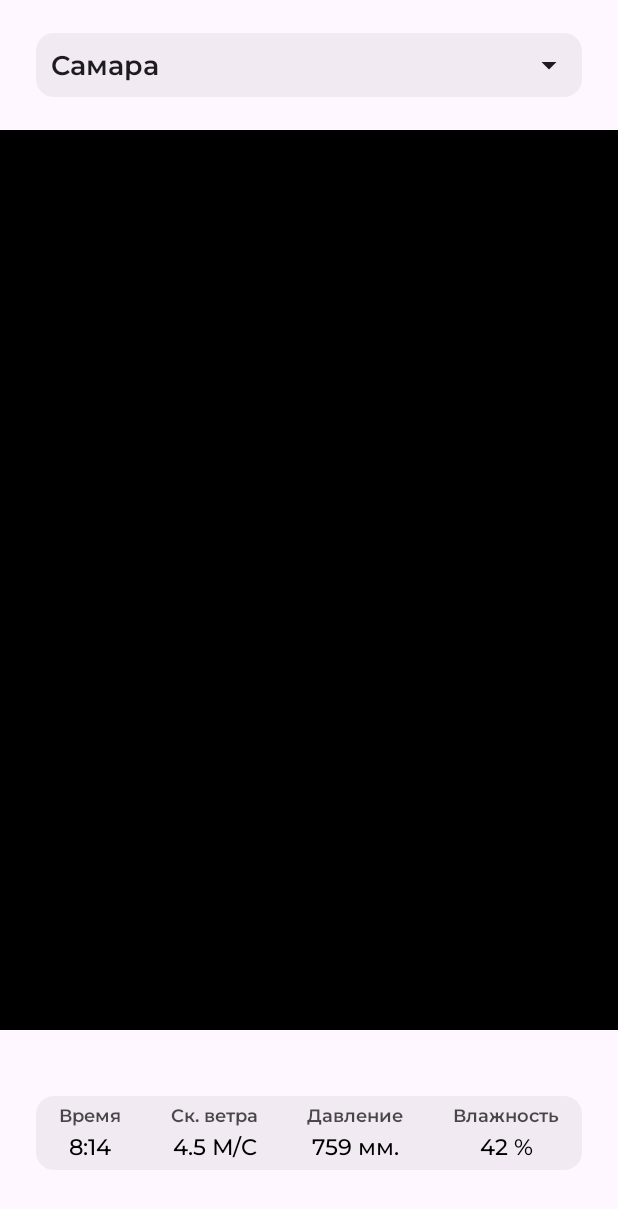
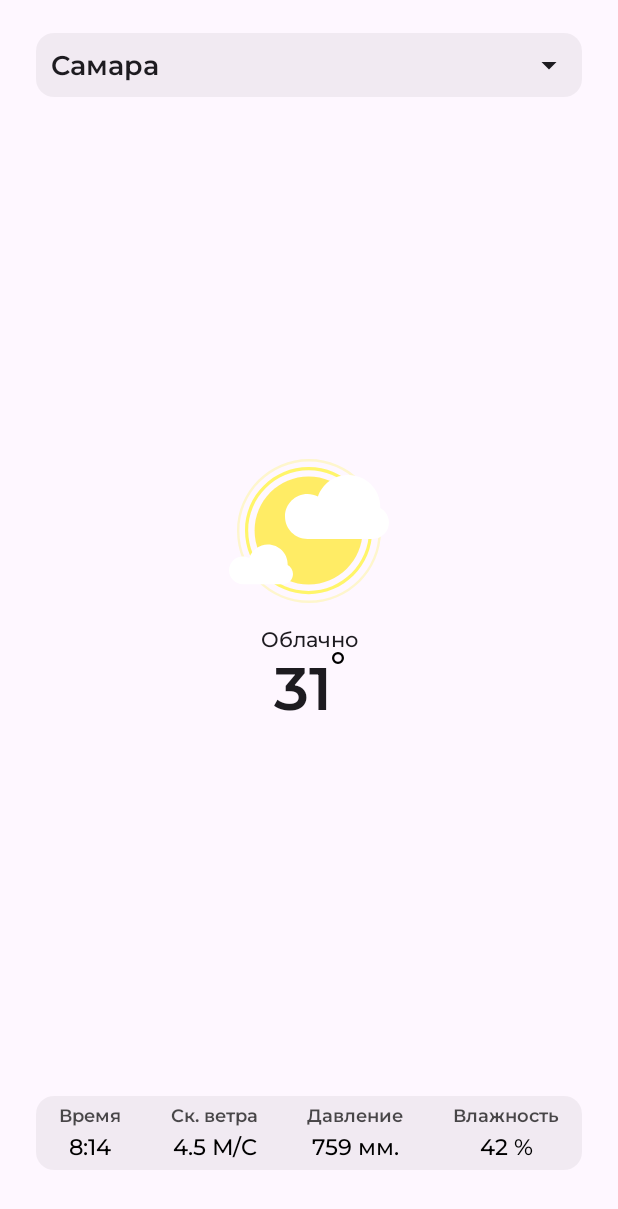
Before and after one commit to Kirill-wq333/Kart, an Android app built with Jetpack Compose: the screen it shows after launch (MainActivity), on a phone screen of 412 x 824 dp. Shown: the top 1209 px of the screen. Run offline under Robolectric (Android 15) with nearby library versions, the phone set to English and light mode, and no system bars.

Commit message:
Доделал

```diff
--- a/app/src/main/java/com/example/fair2/MainActivity.kt
+++ b/app/src/main/java/com/example/fair2/MainActivity.kt
@@ -5,6 +5,7 @@ import android.os.Bundle
 import android.os.DeadObjectException
 import androidx.activity.ComponentActivity
 import androidx.activity.compose.setContent
+import androidx.compose.foundation.Image
 import androidx.compose.foundation.background
 import androidx.compose.foundation.layout.*
 import androidx.compose.foundation.shape.RoundedCornerShape
@@ -14,6 +15,7 @@ import androidx.compose.ui.Alignment
 import androidx.compose.ui.Modifier
 import androidx.compose.ui.graphics.Color
 import androidx.compose.ui.graphics.vector.ImageVector
+import androidx.compose.ui.res.painterResource
 import androidx.compose.ui.res.vectorResource
 import androidx.compose.ui.text.font.Font
 import androidx.compose.ui.text.font.FontFamily
@@ -35,6 +37,8 @@ class MainActivity : ComponentActivity() {
                 }
                 WeatherContent(
                     localTime = "8:14",
+                    temperature = "31",
+                    nameWeather = "Облачно",
                     windSpeed = 4.5,
                     airPressure = 759,
                     humidity = 42,
@@ -58,6 +62,8 @@ fun WeatherContentPreview(){
 
       WeatherContent(
           localTime = "8:14",
+          temperature = "31",
+          nameWeather = "Облачно",
           windSpeed = 4.5,
           airPressure = 759,
           humidity = 42,
@@ -73,6 +79,8 @@ fun WeatherContentPreview(){
 fun WeatherContent(
     modifier: Modifier = Modifier,
     localTime: String,
+    temperature: String,
+    nameWeather: String,
     windSpeed: Double,
     airPressure: Int,
     humidity: Int,
@@ -173,17 +181,46 @@ fun WeatherContent(
             }
         }
     ) {
-Box(
-    modifier = Modifier
-        .padding(it)
-        .fillMaxSize()
-        .background(color = Color.Black),
-
-){
-Column() {  }
-}
+        Box(
+            modifier = Modifier
+                .padding(it)
+                .fillMaxSize(),
+            contentAlignment = Alignment.Center
+        ){
+    Column(
+        modifier = Modifier,
+        verticalArrangement = Arrangement.Center,
+        horizontalAlignment = Alignment.CenterHorizontally
+    ) {
+        Image(
+            painter = painterResource(id = R.drawable.partly_cloudy_day),
+            contentDescription = null
+        )
+        Text(
+            text = nameWeather,
+            fontWeight = FontWeight.Medium,
+            fontFamily = FontFamily(listOf(Font(R.font.montserrat_medium)))
+        )
+        Row(
+            modifier = Modifier
+                .padding(27.dp, 0.dp),
+            verticalAlignment = Alignment.Top,
+            horizontalArrangement = Arrangement.Start
+        ) {
+            Text(
+                text = temperature,
+                fontSize = 40.sp,
+                fontWeight = FontWeight.SemiBold,
+                fontFamily = FontFamily(listOf(Font(R.font.montserrat_semibold)))
+            )
+            Image(
+                painter = painterResource(id = R.drawable.ellipse_1),
+                contentDescription = null,
+            )
+            }
+        }
+      }
     }
-
 }
 @Composable
 fun DetailsTextBlock(
--- /dev/null
+++ b/app/src/main/res/drawable/ellipse_1.xml
@@ -0,0 +1,11 @@
+<vector xmlns:android="http://schemas.android.com/apk/res/android"
+    android:width="8dp"
+    android:height="8dp"
+    android:viewportWidth="8"
+    android:viewportHeight="8">
+  <path
+      android:pathData="M4,4m-3.25,0a3.25,3.25 0,1 1,6.5 0a3.25,3.25 0,1 1,-6.5 0"
+      android:strokeWidth="1.5"
+      android:fillColor="#00000000"
+      android:strokeColor="#000000"/>
+</vector>
```
